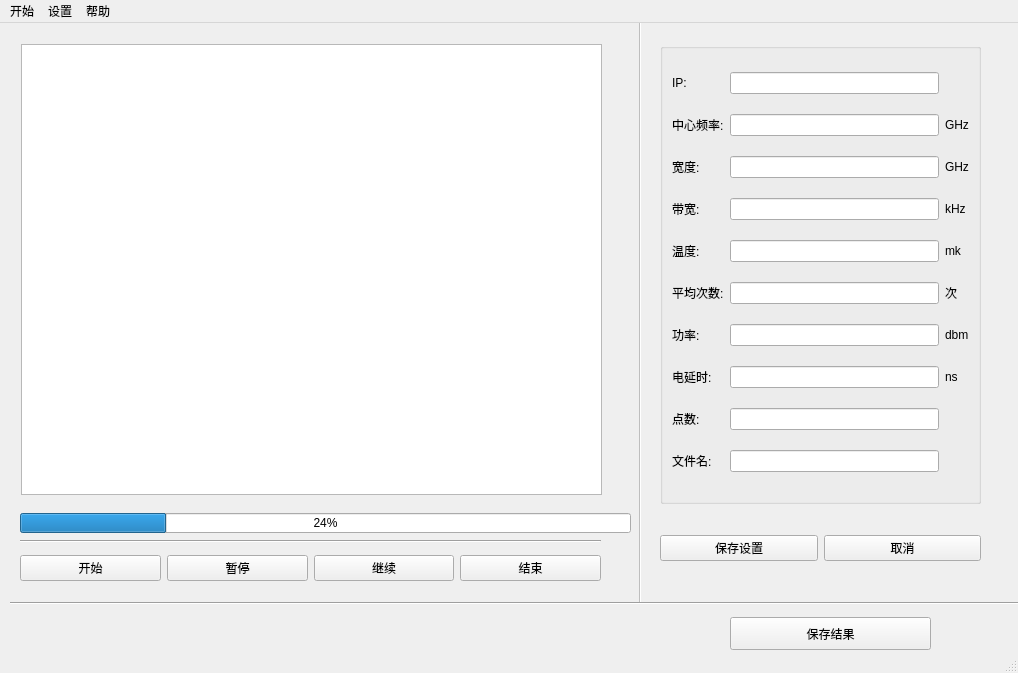
Qt form mywidget/MainWindow.ui (zzwang11/bishe) before a commit.
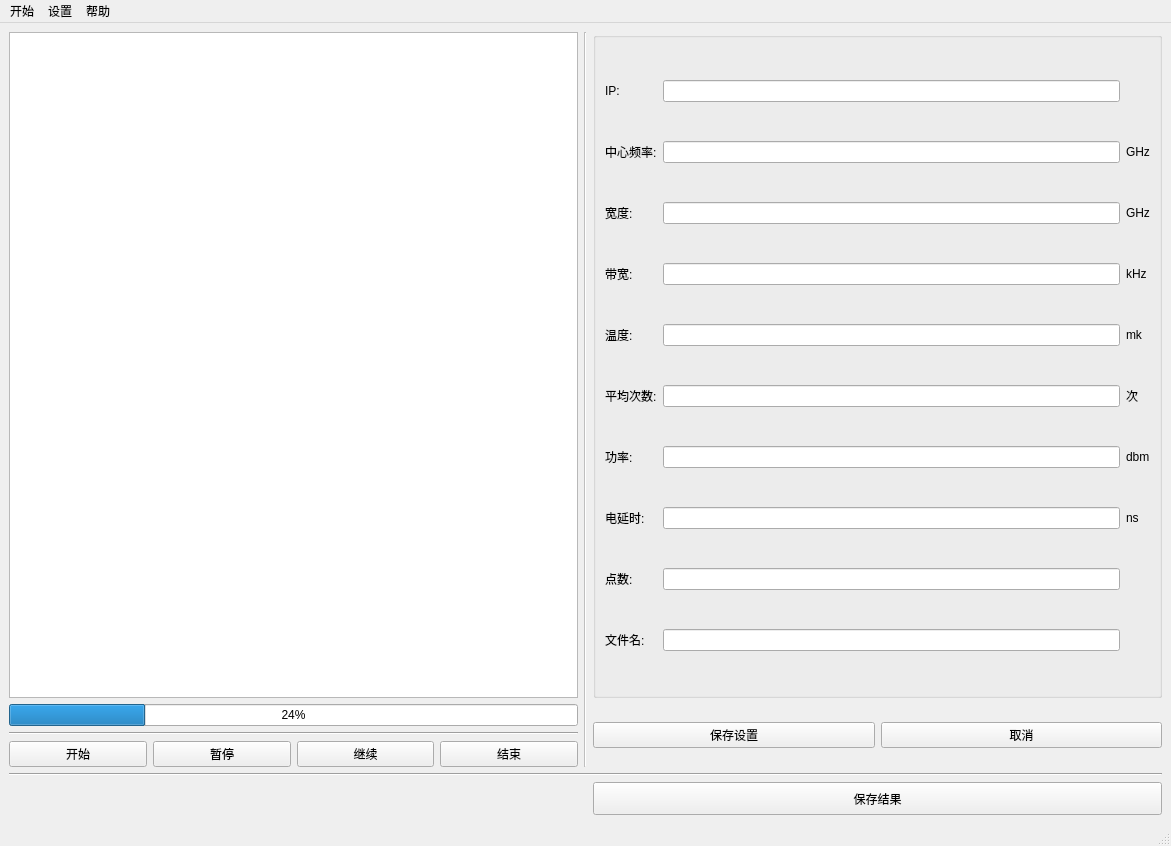
The same form after that commit.

```diff
--- a/mywidget/MainWindow.ui
+++ b/mywidget/MainWindow.ui
@@ -6,46 +6,30 @@
    <rect>
     <x>0</x>
     <y>0</y>
-    <width>1018</width>
-    <height>673</height>
+    <width>1171</width>
+    <height>846</height>
    </rect>
   </property>
   <property name="windowTitle">
    <string>MainWindow</string>
   </property>
   <widget class="QWidget" name="centralwidget">
-   <widget class="QProgressBar" name="progressBar">
-    <property name="geometry">
-     <rect>
-      <x>20</x>
-      <y>490</y>
-      <width>611</width>
-      <height>20</height>
-     </rect>
-    </property>
-    <property name="value">
-     <number>24</number>
-    </property>
-   </widget>
-   <widget class="QGraphicsView" name="graphicsView">
-    <property name="geometry">
-     <rect>
-      <x>21</x>
-      <y>21</y>
-      <width>581</width>
-      <height>451</height>
-     </rect>
-    </property>
-   </widget>
+   <layout class="QGridLayout" name="gridLayout_2">
+    <item row="0" column="0">
+     <widget class="QGraphicsView" name="graphicsView"/>
+    </item>
+    <item row="0" column="1" rowspan="4">
+     <widget class="Line" name="line">
+      <property name="enabled">
+       <bool>false</bool>
+      </property>
+      <property name="orientation">
+       <enum>Qt::Vertical</enum>
+      </property>
+     </widget>
+    </item>
+    <item row="0" column="2">
    <widget class="QGroupBox" name="formGroupBox">
-    <property name="geometry">
-     <rect>
-      <x>660</x>
-      <y>20</y>
-      <width>321</width>
-      <height>461</height>
-     </rect>
-    </property>
     <layout class="QGridLayout" name="gridLayout">
      <item row="3" column="2">
       <widget class="QLabel" name="label_3">
@@ -198,15 +182,15 @@
      </item>
     </layout>
    </widget>
-   <widget class="QWidget" name="horizontalLayoutWidget_2">
-    <property name="geometry">
-     <rect>
-      <x>660</x>
-      <y>500</y>
-      <width>321</width>
-      <height>51</height>
-     </rect>
-    </property>
+    </item>
+    <item row="1" column="0">
+     <widget class="QProgressBar" name="progressBar">
+      <property name="value">
+       <number>24</number>
+      </property>
+     </widget>
+    </item>
+    <item row="1" column="2" rowspan="3">
     <layout class="QHBoxLayout" name="horizontalLayout_3">
      <property name="sizeConstraint">
       <enum>QLayout::SetDefaultConstraint</enum>
@@ -226,45 +210,15 @@
       </widget>
      </item>
     </layout>
-   </widget>
-   <widget class="Line" name="line">
-    <property name="enabled">
-     <bool>false</bool>
-    </property>
-    <property name="geometry">
-     <rect>
-      <x>630</x>
-      <y>-10</y>
-      <width>20</width>
-      <height>591</height>
-     </rect>
-    </property>
-    <property name="orientation">
-     <enum>Qt::Vertical</enum>
-    </property>
-   </widget>
+    </item>
+    <item row="2" column="0">
    <widget class="Line" name="line_2">
-    <property name="geometry">
-     <rect>
-      <x>20</x>
-      <y>510</y>
-      <width>581</width>
-      <height>16</height>
-     </rect>
-    </property>
     <property name="orientation">
      <enum>Qt::Horizontal</enum>
     </property>
    </widget>
-   <widget class="QWidget" name="layoutWidget">
-    <property name="geometry">
-     <rect>
-      <x>20</x>
-      <y>530</y>
-      <width>581</width>
-      <height>30</height>
-     </rect>
-    </property>
+    </item>
+    <item row="3" column="0">
     <layout class="QHBoxLayout" name="horizontalLayout">
      <item>
       <widget class="QPushButton" name="pushButton">
@@ -295,16 +249,15 @@
       </widget>
      </item>
     </layout>
-   </widget>
-   <widget class="QWidget" name="horizontalLayoutWidget">
-    <property name="geometry">
-     <rect>
-      <x>730</x>
-      <y>590</y>
-      <width>201</width>
-      <height>41</height>
-     </rect>
-    </property>
+    </item>
+    <item row="4" column="0" colspan="3">
+     <widget class="Line" name="line_3">
+      <property name="orientation">
+       <enum>Qt::Horizontal</enum>
+      </property>
+     </widget>
+    </item>
+    <item row="5" column="2">
     <layout class="QHBoxLayout" name="horizontalLayout_2">
      <item>
       <widget class="QPushButton" name="pushButton_5">
@@ -320,28 +273,16 @@
       </widget>
      </item>
     </layout>
-   </widget>
-   <widget class="Line" name="line_3">
-    <property name="geometry">
-     <rect>
-      <x>10</x>
-      <y>570</y>
-      <width>1011</width>
-      <height>20</height>
-     </rect>
-    </property>
-    <property name="orientation">
-     <enum>Qt::Horizontal</enum>
-    </property>
-   </widget>
+    </item>
+   </layout>
   </widget>
   <widget class="QMenuBar" name="menubar">
    <property name="geometry">
     <rect>
      <x>0</x>
      <y>0</y>
-     <width>1018</width>
-     <height>23</height>
+     <width>1171</width>
+     <height>26</height>
     </rect>
    </property>
    <widget class="QMenu" name="menu">
```
Lines whose indentation alone changed are shown as unchanged.
